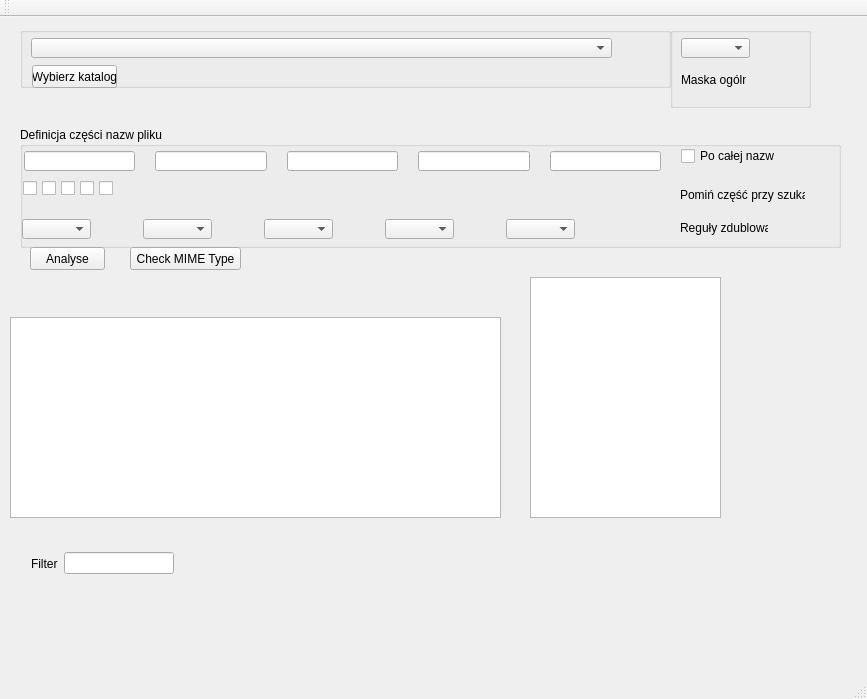
adallpl/Search-Direcotry, file TEST1_IGEKA/mainwindow.ui: the form before one commit.
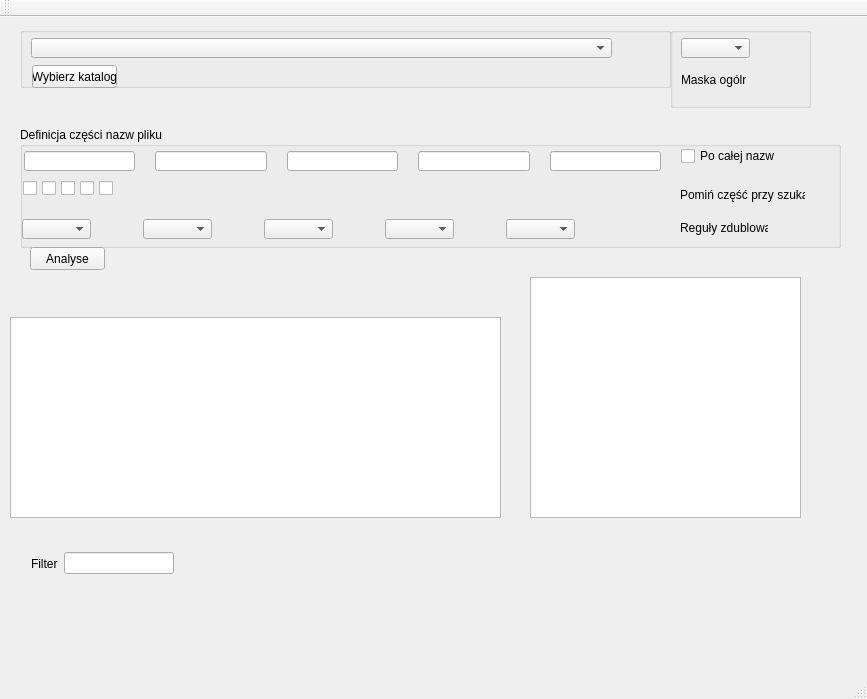
The form after the commit.

Commit message: o mia dzialasc

What changed in the file:
```diff
--- a/TEST1_IGEKA/mainwindow.ui
+++ b/TEST1_IGEKA/mainwindow.ui
@@ -404,19 +404,6 @@
      <string>Analyse</string>
     </property>
    </widget>
-   <widget class="QPushButton" name="pushButton_MIME">
-    <property name="geometry">
-     <rect>
-      <x>130</x>
-      <y>230</y>
-      <width>111</width>
-      <height>23</height>
-     </rect>
-    </property>
-    <property name="text">
-     <string>Check MIME Type</string>
-    </property>
-   </widget>
    <widget class="QListWidget" name="listWidget_Results">
     <property name="geometry">
      <rect>
@@ -432,7 +419,7 @@
      <rect>
       <x>530</x>
       <y>260</y>
-      <width>191</width>
+      <width>271</width>
       <height>241</height>
      </rect>
     </property>
```
Left out of the diff: 1 changed line with no effect on the pictures. The commit also changes 2 other files.
